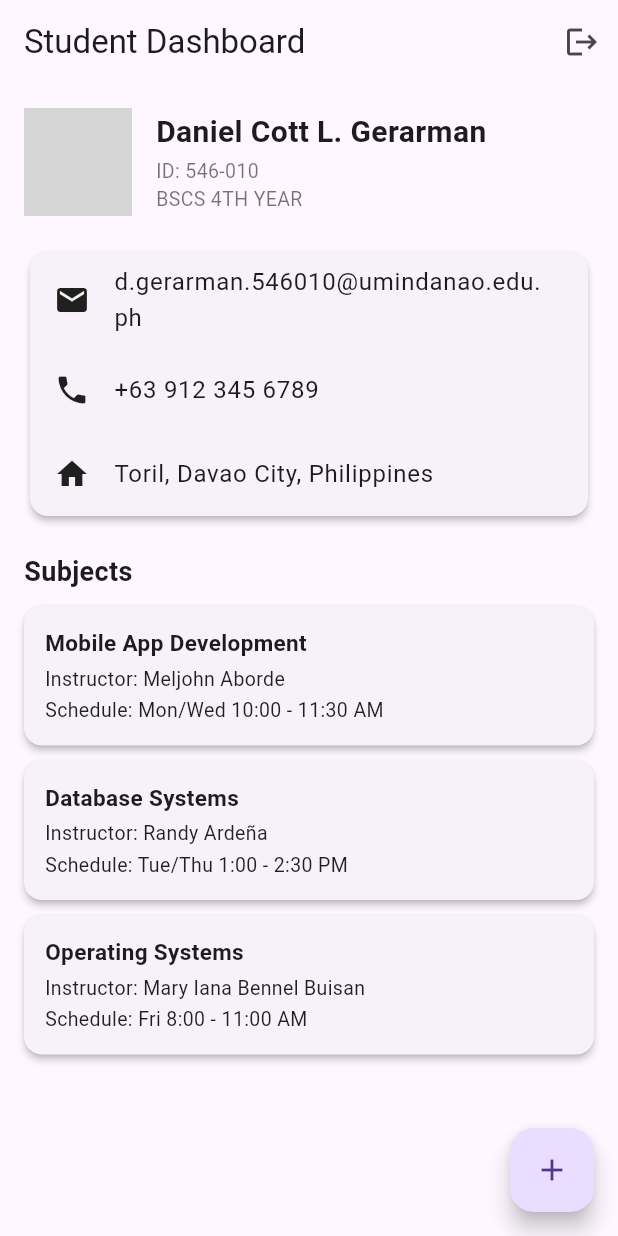
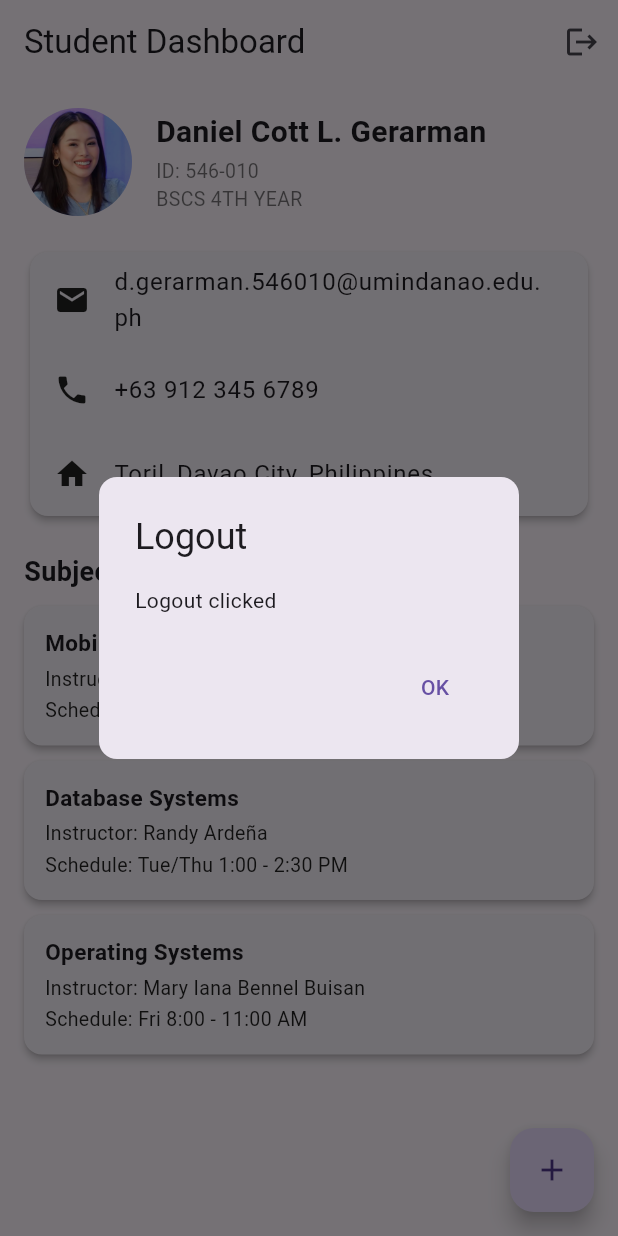
Before and after one commit to dmitresc/gerarman_labexam, a Flutter app: the screen it shows after launch, after a tap on the "logout" icon, on a phone screen of 412 x 824 dp. Run offline on Flutter 3.47's test engine with Material 3 defaults, Android fonts, the phone set to English and light mode, and no system bars; grey boxes are pictures that could not be loaded.

Commit message:
Add features to the dashboard

```diff
--- a/lib/student_dashboard.dart
+++ b/lib/student_dashboard.dart
@@ -2,6 +2,30 @@ import 'package:flutter/material.dart';
 
 class StudentDashboard extends StatelessWidget {
   const StudentDashboard({super.key});
+
+  // Helper method to show a modal dialog on screen
+  void _showActionModal(BuildContext context, String title, String message) {
+    showDialog(
+      context: context,
+      builder: (BuildContext dialogContext) {
+        return AlertDialog(
+          shape: RoundedRectangleBorder(
+            borderRadius: BorderRadius.circular(12),
+          ),
+          title: Text(title),
+          content: Text(message),
+          actions: [
+            TextButton(
+              onPressed: () {
+                Navigator.of(dialogContext).pop();
+              },
+              child: const Text('OK'),
+            ),
+          ],
+        );
+      },
+    );
+  }
 
   @override
   Widget build(BuildContext context) {
@@ -11,8 +35,11 @@ class StudentDashboard extends StatelessWidget {
         actions: [
           IconButton(
             icon: const Icon(Icons.logout),
+            tooltip: 'Logout',
             onPressed: () {
+              print('Logout clicked');
               debugPrint('Logout clicked');
+              _showActionModal(context, 'Logout', 'Logout clicked');
             },
           ),
         ],
@@ -22,17 +49,17 @@ class StudentDashboard extends StatelessWidget {
         child: Column(
           crossAxisAlignment: CrossAxisAlignment.start,
           children: [
-
             Row(
               children: [
                 const CircleAvatar(
                   radius: 36,
-                  backgroundImage: NetworkImage(
+                  backgroundImage: AssetImage(
                     'assets/idpic.jpg',
                   ),
                 ),
                 const SizedBox(width: 16),
-                Column(
+                Expanded(
+                  child: Column(
                     crossAxisAlignment: CrossAxisAlignment.start,
                     children: const [
                       Text(
@@ -59,11 +86,10 @@ class StudentDashboard extends StatelessWidget {
                       ),
                     ],
                   ),
+                ),
               ],
             ),
-
             const SizedBox(height: 20),
-
             Card(
               elevation: 2,
               shape: RoundedRectangleBorder(
@@ -86,9 +112,7 @@ class StudentDashboard extends StatelessWidget {
                 ],
               ),
             ),
-
             const SizedBox(height: 20),
-
             const Text(
               'Subjects',
               style: TextStyle(
@@ -117,7 +141,9 @@ class StudentDashboard extends StatelessWidget {
       ),
       floatingActionButton: FloatingActionButton(
         onPressed: () {
+          print('Add Subject Clicked!');
           debugPrint('Add Subject Clicked!');
+          _showActionModal(context, 'Add Subject', 'Add Subject Clicked!');
         },
         child: const Icon(Icons.add),
       ),
```
Also changed, not shown: pubspec.yaml (+3 -68 lines). Lines whose indentation alone changed are shown as unchanged.
